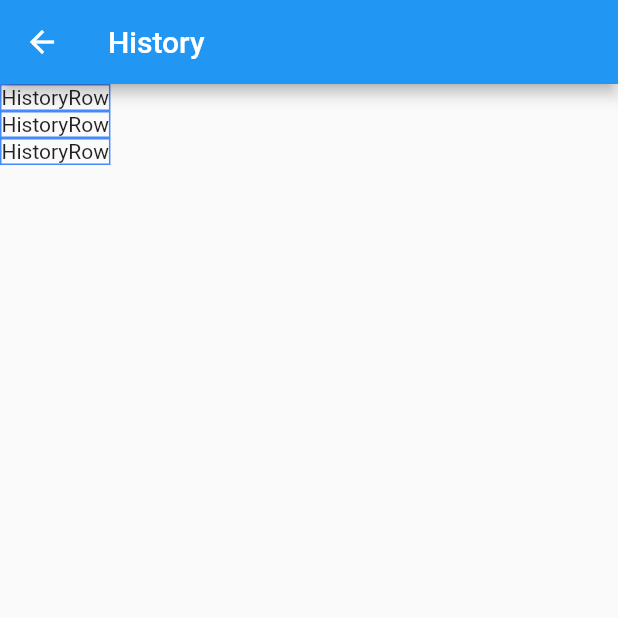
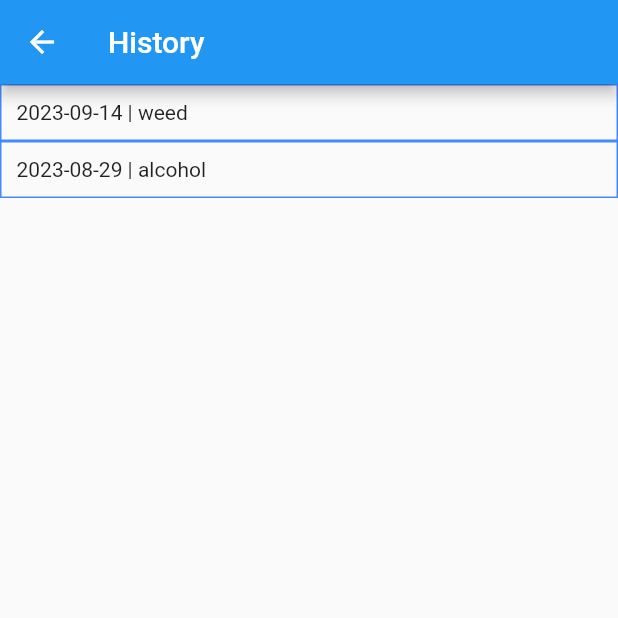
Before and after one commit to andrii-riabchuk/drug-management, a Flutter app: the HistoryPage screen opened by its route, on a phone screen of 412 x 824 dp, the top half of it. Run offline on Flutter 3.47's test engine with Material 2 defaults, Android fonts, the light colour scheme and no system bars; our stand-ins replace shared_preferences; accounts and stored records are empty.

Commit message:
history page blueprint

```diff
--- a/lib/main.dart
+++ b/lib/main.dart
@@ -44,7 +44,7 @@ class MyApp extends StatelessWidget {
             child: MyHomePage(sp: prefs)),
         Routes.party: (context) => const PartyPage(),
         Routes.secret: (context) => const SecretPage(),
-        Routes.history: (context) => const HistoryPage()
+        Routes.history: (context) => HistoryPage(sp: prefs)
       },
     );
   }
--- a/lib/pages/history_page/history_page.dart
+++ b/lib/pages/history_page/history_page.dart
@@ -1,26 +1,50 @@
 import 'package:flutter/material.dart';
+import 'package:shared_preferences/shared_preferences.dart';
 
 class HistoryPage extends StatelessWidget {
-  const HistoryPage({super.key});
+  const HistoryPage({super.key, required this.sp});
+
+  final SharedPreferences sp;
 
   @override
   Widget build(BuildContext context) {
-    List<Widget> list = [Box(), Box(), Box()];
+    List<HistoryEntry> toShow = [];
+
+    var fromStorage = sp.getStringList("history");
+
+    //add mock data
+    if (fromStorage == null) {
+      var history = ["2023-09-14 | weed", "2023-08-29 | alcohol"];
+      sp.setStringList("history", history);
+      fromStorage = history;
+    }
+
+    if (fromStorage != null) {
+      fromStorage.forEach((record) {
+        toShow.add(HistoryEntry(record));
+      });
+    }
 
     return Scaffold(
       appBar: AppBar(title: const Text("History")),
-      body: Column(children: list),
+      body: Column(mainAxisSize: MainAxisSize.max, children: toShow),
     );
   }
 }
 
-class Box extends StatelessWidget {
-  const Box({super.key});
+class HistoryEntry extends StatelessWidget {
+  const HistoryEntry(this.record, {super.key});
+
+  final String record;
 
   @override
   Widget build(BuildContext context) {
-    return Container(
-        decoration: BoxDecoration(border: Border.all(color: Colors.blueAccent)),
-        child: Text("HistoryRow"));
+    return Row(children: [
+      Expanded(
+          child: Container(
+              decoration:
+                  BoxDecoration(border: Border.all(color: Colors.blueAccent)),
+              child: Padding(padding: EdgeInsets.all(10), child: Text(record))))
+    ]);
   }
 }
```
